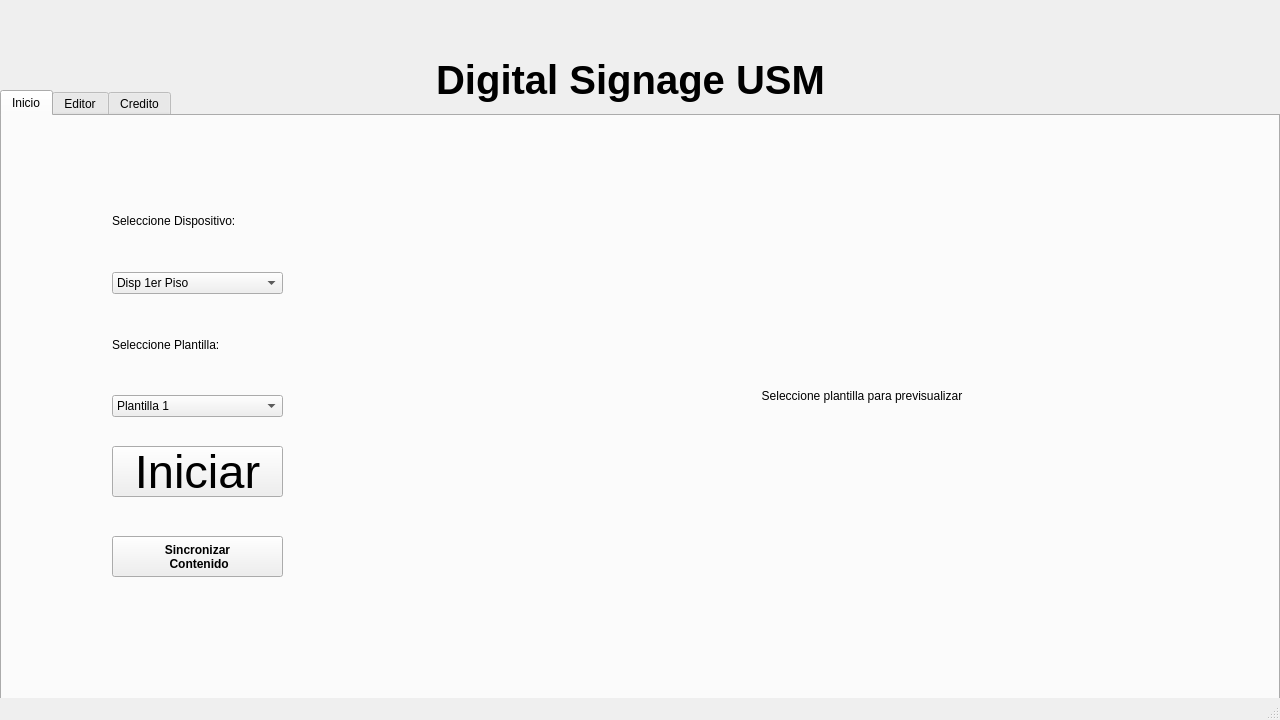
Above: ProyectoQT/Interfaz_Digital_SIgnage_USM/mainwindow.ui from seba-saca/Digital_Signage_USM before the change. Below: the same form after it.
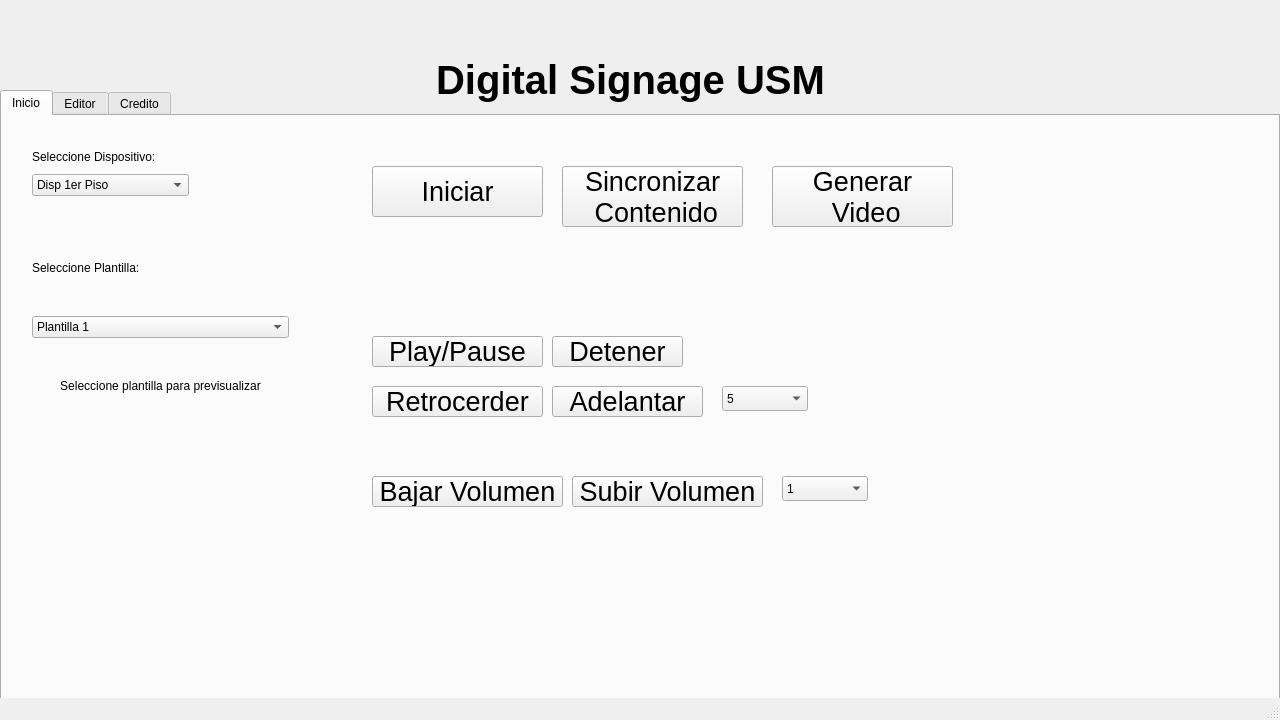
That is the form after the change. The open tabs and pages were chosen to show the change.

Diff of the .ui file:
```diff
--- a/ProyectoQT/Interfaz_Digital_SIgnage_USM/mainwindow.ui
+++ b/ProyectoQT/Interfaz_Digital_SIgnage_USM/mainwindow.ui
@@ -66,56 +66,84 @@
      <widget class="QPushButton" name="Start">
       <property name="geometry">
        <rect>
-        <x>110</x>
-        <y>330</y>
+        <x>370</x>
+        <y>50</y>
         <width>171</width>
         <height>51</height>
        </rect>
       </property>
       <property name="font">
        <font>
-        <pointsize>35</pointsize>
+        <pointsize>20</pointsize>
        </font>
       </property>
       <property name="text">
        <string>Iniciar</string>
       </property>
      </widget>
-     <widget class="QLabel" name="preview_plantilla">
+     <widget class="QPushButton" name="sincronizar">
       <property name="geometry">
        <rect>
-        <x>500</x>
-        <y>40</y>
-        <width>720</width>
-        <height>480</height>
+        <x>560</x>
+        <y>50</y>
+        <width>181</width>
+        <height>61</height>
        </rect>
       </property>
-      <property name="sizeIncrement">
-       <size>
-        <width>0</width>
-        <height>0</height>
-       </size>
+      <property name="font">
+       <font>
+        <pointsize>20</pointsize>
+        <bold>false</bold>
+       </font>
       </property>
       <property name="text">
-       <string>Seleccione plantilla para previsualizar</string>
-      </property>
-      <property name="textFormat">
-       <enum>Qt::PlainText</enum>
-      </property>
-      <property name="scaledContents">
-       <bool>true</bool>
-      </property>
-      <property name="alignment">
-       <set>Qt::AlignCenter</set>
+       <string>Sincronizar 
+ Contenido</string>
       </property>
      </widget>
-     <widget class="QWidget" name="layoutWidget">
+     <widget class="QPushButton" name="Pause">
       <property name="geometry">
        <rect>
-        <x>110</x>
-        <y>60</y>
+        <x>370</x>
+        <y>220</y>
         <width>171</width>
-        <height>241</height>
+        <height>31</height>
+       </rect>
+      </property>
+      <property name="font">
+       <font>
+        <pointsize>20</pointsize>
+       </font>
+      </property>
+      <property name="text">
+       <string>Play/Pause</string>
+      </property>
+     </widget>
+     <widget class="QPushButton" name="Detener">
+      <property name="geometry">
+       <rect>
+        <x>550</x>
+        <y>220</y>
+        <width>131</width>
+        <height>31</height>
+       </rect>
+      </property>
+      <property name="font">
+       <font>
+        <pointsize>20</pointsize>
+       </font>
+      </property>
+      <property name="text">
+       <string>Detener</string>
+      </property>
+     </widget>
+     <widget class="QWidget" name="layoutWidget">
+      <property name="geometry">
+       <rect>
+        <x>30</x>
+        <y>30</y>
+        <width>157</width>
+        <height>50</height>
        </rect>
       </property>
       <layout class="QVBoxLayout" name="verticalLayout">
@@ -145,6 +173,18 @@
          </item>
         </widget>
        </item>
+      </layout>
+     </widget>
+     <widget class="QWidget" name="layoutWidget">
+      <property name="geometry">
+       <rect>
+        <x>30</x>
+        <y>110</y>
+        <width>257</width>
+        <height>201</height>
+       </rect>
+      </property>
+      <layout class="QVBoxLayout" name="verticalLayout_19">
        <item>
         <widget class="QLabel" name="label_2">
          <property name="text">
@@ -181,25 +221,169 @@
          </item>
         </widget>
        </item>
+       <item>
+        <widget class="QLabel" name="preview_plantilla">
+         <property name="sizeIncrement">
+          <size>
+           <width>0</width>
+           <height>0</height>
+          </size>
+         </property>
+         <property name="text">
+          <string>Seleccione plantilla para previsualizar</string>
+         </property>
+         <property name="textFormat">
+          <enum>Qt::PlainText</enum>
+         </property>
+         <property name="scaledContents">
+          <bool>true</bool>
+         </property>
+         <property name="alignment">
+          <set>Qt::AlignCenter</set>
+         </property>
+        </widget>
+       </item>
       </layout>
      </widget>
-     <widget class="QPushButton" name="sincronizar">
+     <widget class="QPushButton" name="Retroceder">
       <property name="geometry">
        <rect>
-        <x>110</x>
-        <y>420</y>
+        <x>370</x>
+        <y>270</y>
         <width>171</width>
-        <height>41</height>
+        <height>31</height>
        </rect>
       </property>
       <property name="font">
        <font>
-        <bold>true</bold>
+        <pointsize>20</pointsize>
        </font>
       </property>
       <property name="text">
-       <string>Sincronizar 
- Contenido</string>
+       <string>Retrocerder</string>
+      </property>
+     </widget>
+     <widget class="QPushButton" name="Adelantar">
+      <property name="geometry">
+       <rect>
+        <x>550</x>
+        <y>270</y>
+        <width>151</width>
+        <height>31</height>
+       </rect>
+      </property>
+      <property name="font">
+       <font>
+        <pointsize>20</pointsize>
+       </font>
+      </property>
+      <property name="text">
+       <string>Adelantar</string>
+      </property>
+     </widget>
+     <widget class="QPushButton" name="Subir_Volumen">
+      <property name="geometry">
+       <rect>
+        <x>570</x>
+        <y>360</y>
+        <width>191</width>
+        <height>31</height>
+       </rect>
+      </property>
+      <property name="font">
+       <font>
+        <pointsize>20</pointsize>
+       </font>
+      </property>
+      <property name="text">
+       <string>Subir Volumen</string>
+      </property>
+     </widget>
+     <widget class="QPushButton" name="Bajar_Volumen">
+      <property name="geometry">
+       <rect>
+        <x>370</x>
+        <y>360</y>
+        <width>191</width>
+        <height>31</height>
+       </rect>
+      </property>
+      <property name="font">
+       <font>
+        <pointsize>20</pointsize>
+       </font>
+      </property>
+      <property name="text">
+       <string>Bajar Volumen</string>
+      </property>
+     </widget>
+     <widget class="QComboBox" name="Lista_Retr_Adel">
+      <property name="geometry">
+       <rect>
+        <x>720</x>
+        <y>270</y>
+        <width>86</width>
+        <height>25</height>
+       </rect>
+      </property>
+      <item>
+       <property name="text">
+        <string>5</string>
+       </property>
+      </item>
+      <item>
+       <property name="text">
+        <string>10</string>
+       </property>
+      </item>
+      <item>
+       <property name="text">
+        <string>15</string>
+       </property>
+      </item>
+     </widget>
+     <widget class="QComboBox" name="Lista_Volumen">
+      <property name="geometry">
+       <rect>
+        <x>780</x>
+        <y>360</y>
+        <width>86</width>
+        <height>25</height>
+       </rect>
+      </property>
+      <item>
+       <property name="text">
+        <string>1</string>
+       </property>
+      </item>
+      <item>
+       <property name="text">
+        <string>5</string>
+       </property>
+      </item>
+      <item>
+       <property name="text">
+        <string>10</string>
+       </property>
+      </item>
+     </widget>
+     <widget class="QPushButton" name="Generar_Video">
+      <property name="geometry">
+       <rect>
+        <x>770</x>
+        <y>50</y>
+        <width>181</width>
+        <height>61</height>
+       </rect>
+      </property>
+      <property name="font">
+       <font>
+        <pointsize>20</pointsize>
+       </font>
+      </property>
+      <property name="text">
+       <string>Generar 
+ Video</string>
       </property>
      </widget>
     </widget>
```
Left out of the diff: 2 changed lines with no effect on the pictures.
